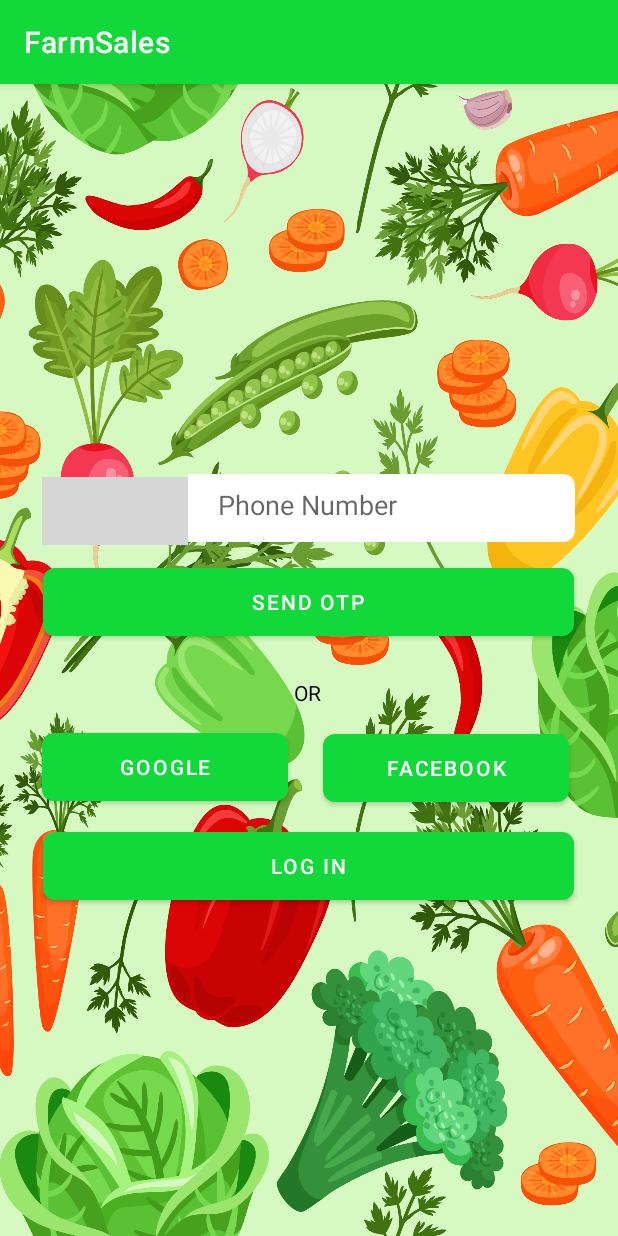
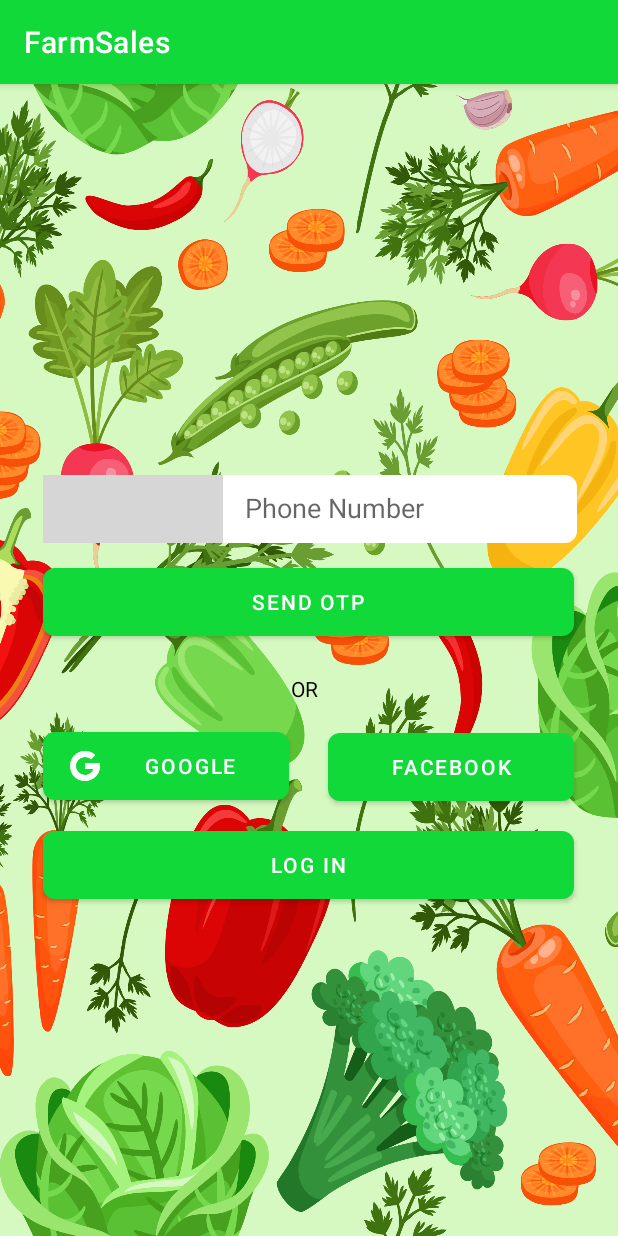
Before and after one commit to Mahi-developer/FarmSales, an Android app: the screen it shows after launch (MainActivity), on a phone screen of 412 x 824 dp. Run offline under Robolectric (Android 15) with nearby library versions, the phone set to English and light mode, and no system bars; plain views replace CountryCodePicker; grey boxes are pictures that could not be loaded.

Commit message:
new changes in the UI

```diff
--- a/app/build.gradle
+++ b/app/build.gradle
@@ -3,7 +3,7 @@ plugins {
 }
 
 android {
-    compileSdkVersion 21
+    compileSdkVersion 30
     buildToolsVersion "30.0.3"
 
     defaultConfig {
@@ -38,3 +38,31 @@ dependencies {
     androidTestImplementation 'androidx.test.espresso:espresso-core:3.3.0'
     implementation 'com.hbb20:ccp:2.4.7'
 }
+
+apply plugin: 'com.google.gms.google-services'
+
+
+
+
+apply plugin: 'com.android.application'
+// Add this line
+apply plugin: 'com.google.gms.google-services'
+
+dependencies {
+    // Import the Firebase BoM
+    implementation platform('com.google.firebase:firebase-bom:27.0.0')
+
+    // Add the dependency for the Firebase SDK for Google Analytics
+    // When using the BoM, don't specify versions in Firebase dependencies
+    implementation 'com.google.firebase:firebase-analytics'
+
+    // Add the dependencies for any other desired Firebase products
+    // https://firebase.google.com/docs/android/setup#available-libraries
+
+    // Import the BoM for the Firebase platform
+    implementation platform('com.google.firebase:firebase-bom:27.0.0')
+
+    // Declare the dependency for the Firebase Authentication library
+    // When using the BoM, you don't specify versions in Firebase library dependencies
+    implementation 'com.google.firebase:firebase-auth'
+}
--- a/app/src/main/java/com/example/farmsales/MainActivity.java
+++ b/app/src/main/java/com/example/farmsales/MainActivity.java
@@ -10,5 +10,6 @@ public class MainActivity extends AppCompatActivity {
     protected void onCreate(Bundle savedInstanceState) {
         super.onCreate(savedInstanceState);
         setContentView(R.layout.activity_main);
+
     }
 }
--- a/app/src/main/res/drawable/code_input_box.xml
+++ b/app/src/main/res/drawable/code_input_box.xml
@@ -12,9 +12,9 @@
         android:topRightRadius="0dp" />
     <padding
         android:left="2dp"
-        android:bottom="6dp"
+        android:bottom="0dp"
         android:right="2dp"
-        android:top="6dp"/>
+        android:top="1dp"/>
 
 
 </shape>
--- /dev/null
+++ b/app/src/main/res/drawable/ic_google.xml
@@ -0,0 +1,7 @@
+<vector android:height="24dp" android:viewportHeight="48"
+    android:viewportWidth="48" android:width="24dp" xmlns:android="http://schemas.android.com/apk/res/android">
+    <path android:fillColor="#fbc02d" android:pathData="M43.611,20.083H42V20H24v8h11.303c-1.649,4.657 -6.08,8 -11.303,8c-6.627,0 -12,-5.373 -12,-12s5.373,-12 12,-12c3.059,0 5.842,1.154 7.961,3.039l5.657,-5.657C34.046,6.053 29.268,4 24,4C12.955,4 4,12.955 4,24s8.955,20 20,20s20,-8.955 20,-20C44,22.659 43.862,21.35 43.611,20.083z"/>
+    <path android:fillColor="#e53935" android:pathData="M6.306,14.691l6.571,4.819C14.655,15.108 18.961,12 24,12c3.059,0 5.842,1.154 7.961,3.039l5.657,-5.657C34.046,6.053 29.268,4 24,4C16.318,4 9.656,8.337 6.306,14.691z"/>
+    <path android:fillColor="#4caf50" android:pathData="M24,44c5.166,0 9.86,-1.977 13.409,-5.192l-6.19,-5.238C29.211,35.091 26.715,36 24,36c-5.202,0 -9.619,-3.317 -11.283,-7.946l-6.522,5.025C9.505,39.556 16.227,44 24,44z"/>
+    <path android:fillColor="#1565c0" android:pathData="M43.611,20.083L43.595,20L42,20H24v8h11.303c-0.792,2.237 -2.231,4.166 -4.087,5.571c0.001,-0.001 0.002,-0.001 0.003,-0.002l6.19,5.238C36.971,39.205 44,34 44,24C44,22.659 43.862,21.35 43.611,20.083z"/>
+</vector>
--- a/app/src/main/res/drawable/phone_num_input_box.xml
+++ b/app/src/main/res/drawable/phone_num_input_box.xml
@@ -10,9 +10,9 @@
     <solid android:color="@color/white"/>
 
     <padding
-        android:left="20dp"
+        android:left="15dp"
         android:bottom="6dp"
         android:right="2dp"
-        android:top="2dp"/>
+        android:top="4dp"/>
 
 </shape>
--- /dev/null
+++ b/app/src/main/res/drawable/skip_button.xml
@@ -0,0 +1,7 @@
+<?xml version="1.0" encoding="utf-8"?>
+<shape xmlns:android="http://schemas.android.com/apk/res/android">
+    <corners
+            android:radius="15dp"/>
+
+        <solid android:color="@color/white"/>
+</shape>
--- a/app/src/main/res/layout/activity_main.xml
+++ b/app/src/main/res/layout/activity_main.xml
@@ -4,35 +4,35 @@
     xmlns:tools="http://schemas.android.com/tools"
     android:layout_width="match_parent"
     android:layout_height="match_parent"
-    tools:context=".MainActivity"
-    android:background="@drawable/background">
+    android:background="@drawable/background"
+    tools:context=".MainActivity">
 
 
     <EditText
         android:id="@+id/editTextPhone"
-        android:layout_width="258dp"
+        android:layout_width="236dp"
         android:layout_height="45dp"
+        android:layout_marginStart="1dp"
+        android:autofillHints=""
         android:background="@drawable/phone_num_input_box"
         android:ems="10"
         android:hint="@string/phone_number"
         android:inputType="phone"
         app:layout_constraintBottom_toTopOf="@+id/button"
+        app:layout_constraintEnd_toEndOf="@+id/button"
         app:layout_constraintStart_toEndOf="@+id/countryCodePicker"
         app:layout_constraintTop_toTopOf="parent"
-        app:layout_constraintVertical_bias="0.938"
-        android:autofillHints="" />
+        app:layout_constraintVertical_bias="0.941" />
 
     <com.hbb20.CountryCodePicker
         android:id="@+id/countryCodePicker"
-        android:layout_width="97dp"
+        android:layout_width="120dp"
         android:layout_height="45dp"
-        android:layout_marginStart="28dp"
-        android:layout_marginBottom="12dp"
         android:background="@drawable/code_input_box"
         app:layout_constraintBottom_toTopOf="@+id/button"
-        app:layout_constraintStart_toStartOf="parent"
+        app:layout_constraintStart_toStartOf="@+id/button"
         app:layout_constraintTop_toTopOf="parent"
-        app:layout_constraintVertical_bias="0.987" />
+        app:layout_constraintVertical_bias="0.941" />
 
     <Button
         android:id="@+id/button"
@@ -50,26 +50,28 @@
         android:id="@+id/button4"
         android:layout_width="354dp"
         android:layout_height="45dp"
-        android:layout_marginBottom="224dp"
         android:background="@drawable/otp_button"
         android:text="@string/log_in"
         app:layout_constraintBottom_toBottomOf="parent"
-        app:layout_constraintEnd_toEndOf="parent"
-        app:layout_constraintHorizontal_bias="0.491"
-        app:layout_constraintStart_toStartOf="parent" />
+        app:layout_constraintEnd_toEndOf="@+id/button5"
+        app:layout_constraintHorizontal_bias="1.0"
+        app:layout_constraintStart_toStartOf="@+id/button3"
+        app:layout_constraintTop_toBottomOf="@+id/button"
+        app:layout_constraintVertical_bias="0.366" />
 
     <Button
         android:id="@+id/button3"
         android:layout_width="164dp"
         android:layout_height="45dp"
-        android:layout_marginStart="28dp"
         android:background="@drawable/second_button"
         android:text="@string/google"
         android:textAlignment="center"
+        app:icon="@drawable/ic_google"
         app:layout_constraintBottom_toTopOf="@+id/button4"
-        app:layout_constraintStart_toStartOf="parent"
+        app:layout_constraintStart_toStartOf="@+id/button"
         app:layout_constraintTop_toBottomOf="@+id/button"
         app:layout_constraintVertical_bias="0.755" />
+
 
     <Button
         android:id="@+id/button5"
@@ -78,8 +80,8 @@
         android:background="@drawable/second_button"
         android:text="@string/facebook"
         app:layout_constraintBottom_toTopOf="@+id/button4"
-        app:layout_constraintEnd_toEndOf="parent"
-        app:layout_constraintHorizontal_bias="0.418"
+        app:layout_constraintEnd_toEndOf="@+id/button"
+        app:layout_constraintHorizontal_bias="1.0"
         app:layout_constraintStart_toEndOf="@+id/button3"
         app:layout_constraintTop_toBottomOf="@+id/button"
         app:layout_constraintVertical_bias="0.767" />
@@ -88,13 +90,15 @@
         android:id="@+id/textView"
         android:layout_width="wrap_content"
         android:layout_height="wrap_content"
-        android:layout_marginStart="4dp"
         android:text="@string/or"
         android:textAlignment="center"
         android:textColor="@color/black"
         app:layout_constraintBottom_toTopOf="@+id/button4"
-        app:layout_constraintStart_toEndOf="@+id/button3"
+        app:layout_constraintEnd_toEndOf="@+id/button"
+        app:layout_constraintHorizontal_bias="0.493"
+        app:layout_constraintStart_toStartOf="@+id/button"
         app:layout_constraintTop_toBottomOf="@+id/button"
-        app:layout_constraintVertical_bias="0.25" />
+        app:layout_constraintVertical_bias="0.229" />
+
 
 </androidx.constraintlayout.widget.ConstraintLayout>
--- a/build.gradle
+++ b/build.gradle
@@ -6,6 +6,7 @@ buildscript {
     }
     dependencies {
         classpath "com.android.tools.build:gradle:4.1.3"
+        classpath 'com.google.gms:google-services:4.3.5'
 
         // NOTE: Do not place your application dependencies here; they belong
         // in the individual module build.gradle files
```
Also changed, not shown: 1 other file.
